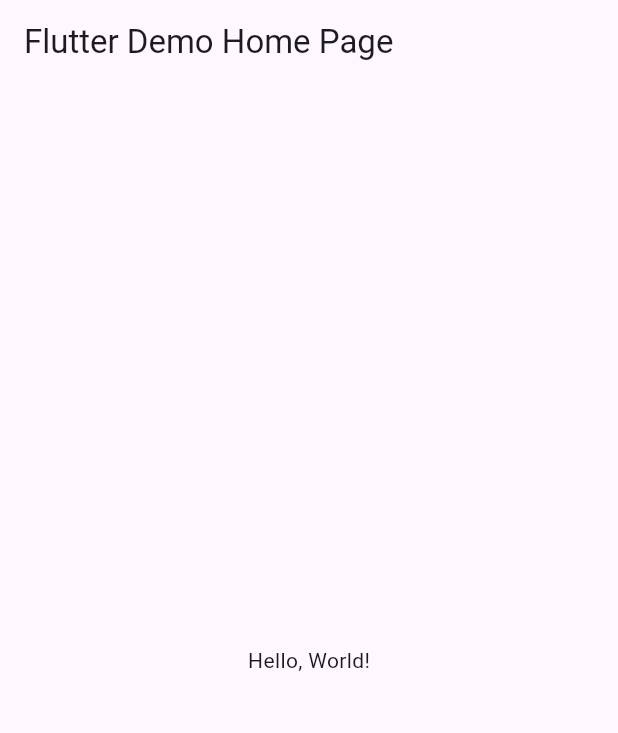
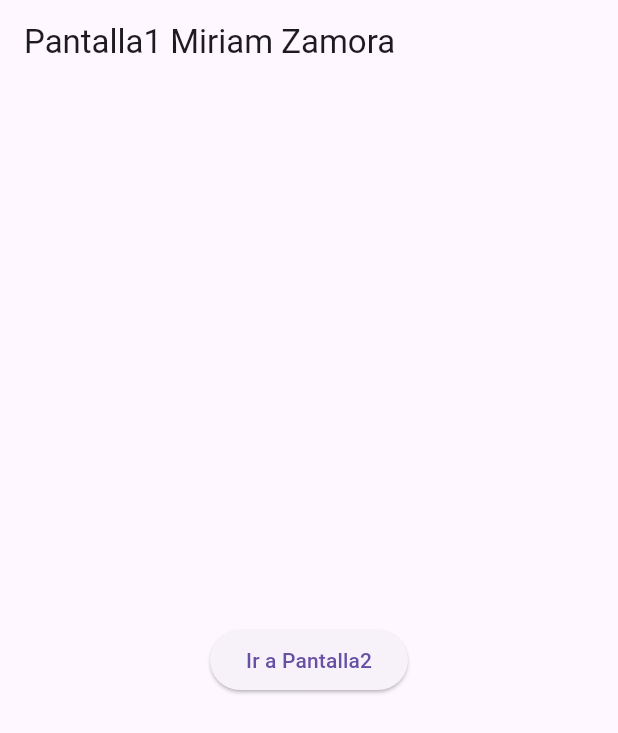
Before and after one commit to AlexaZamoraDominguez/p12-EntrePaginas-6J, a Flutter app: the screen it shows after launch, on a phone screen of 412 x 824 dp. Shown: the top 733 px of the screen. Run offline on Flutter 3.47's test engine with Material 3 defaults, Android fonts, the phone set to English and light mode, and no system bars; missing offline and left inert: dart:html.

```diff
--- a/lib/main.dart
+++ b/lib/main.dart
@@ -1,43 +1,22 @@
 import 'package:flutter/material.dart';
+import 'package:Zamora/pantalla1.dart';
+import 'package:Zamora/pantalla2.dart';
 
-void main() => runApp(MyApp());
+void main() => runApp(AppEntrepagina());
 
-class MyApp extends StatelessWidget {
-  const MyApp({super.key});
-  // This widget is the root of your application.
+class AppEntrepagina extends StatelessWidget {
+  const AppEntrepagina({Key? key}) : super(key: key);
+
   @override
   Widget build(BuildContext context) {
     return MaterialApp(
-      // Application name
-      title: 'Flutter Hello World',
-      // Application theme data, you can set the colors for the application as
-      // you want
-      theme: ThemeData(
-        // useMaterial3: true,
-        primarySwatch: Colors.blue,
-      ),
-      // A widget which will be started on application startup
-      home: MyHomePage(title: 'Flutter Demo Home Page'),
-    );
-  }
-}
-
-class MyHomePage extends StatelessWidget {
-  final String title;
-  const MyHomePage({super.key, required this.title});
-
-  @override
-  Widget build(BuildContext context) {
-    return Scaffold(
-      appBar: AppBar(
-        // The title text which will be shown on the action bar
-        title: Text(title),
-      ),
-      body: Center(
-        child: Text(
-          'Hello, World!',
-        ),
-      ),
-    );
-  }
-}
+      debugShowCheckedModeBanner: false,
+      title: "Web Alexa Zamora",
+      initialRoute: "/",
+      routes: {
+        "/": (context) => Pantalla1(),
+        "/pantalla2": (context) => Pantalla2(),
+      }, //Ruta entrepaginas
+    ); //return material
+  } //widget
+} //clase app entrepaginas
--- /dev/null
+++ b/lib/pantalla1.dart
@@ -0,0 +1,26 @@
+import 'dart:html';
+
+import 'package:flutter/material.dart';
+import 'package:Zamora/pantalla2.dart';
+
+class Pantalla1 extends StatelessWidget {
+  const Pantalla1({Key? key}) : super(key: key);
+
+  @override
+  Widget build(BuildContext context) {
+    return Scaffold(
+      appBar: AppBar(
+        title: Text('Pantalla1 Miriam Zamora'),
+      ),
+      body: Center(
+        child: ElevatedButton(
+          child: const Text("Ir a Pantalla2"),
+          onPressed: () {
+            Navigator.pushNamed(context, "/pantalla2",
+                arguments: "La mensa Pantalla 1"); //fin Navigator
+          }, //fin onPressed presionando boton
+        ), //Fin de ElevatendButton
+      ),
+    );
+  } //fin widget
+} //fin clase pantalla1
--- /dev/null
+++ b/lib/pantalla2.dart
@@ -0,0 +1,27 @@
+import 'package:flutter/material.dart';
+
+class Pantalla2 extends StatelessWidget {
+  const Pantalla2({Key? key}) : super(key: key);
+
+  get onPressed => null;
+
+  @override
+  Widget build(BuildContext context) {
+    final argumento = ModalRoute.of(context)!.settings.arguments as String;
+    return Scaffold(
+      appBar: AppBar(
+        title: const Text("Pantalla2 Miriam Zamora"),
+      ),
+      body: Center(
+        child: Column(mainAxisAlignment: MainAxisAlignment.center, children: [
+          Text(argumento),
+          ElevatedButton(
+              child: const Text("Regresar a Pantalla1"),
+              onPressed: () {
+                Navigator.pop(context);
+              }),
+        ]),
+      ),
+    );
+  }
+}
```
